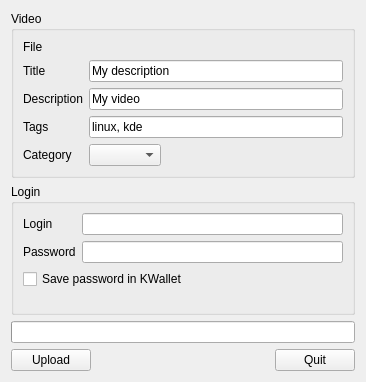
This is src/plugins/upload/youtube/ui/youtube.ui in hippich/recorditnow as Qt 5 draws it before an edit. The edited form follows.
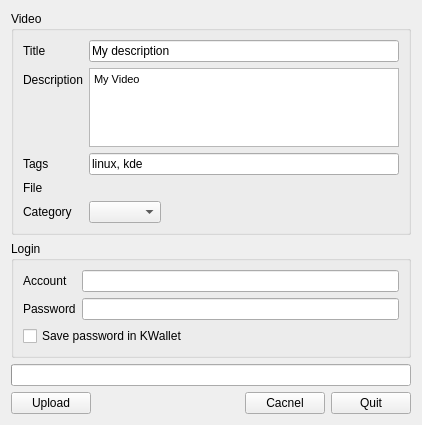
This is the edited form. Custom widgets are drawn as their Qt base class.

Commit message: finally fix that crash :) + better yt gui, but still needs some love (progress)

Diff of the .ui file:
```diff
--- a/src/plugins/upload/youtube/ui/youtube.ui
+++ b/src/plugins/upload/youtube/ui/youtube.ui
@@ -6,8 +6,8 @@
    <rect>
     <x>0</x>
     <y>0</y>
-    <width>366</width>
-    <height>382</height>
+    <width>422</width>
+    <height>425</height>
    </rect>
   </property>
   <property name="windowTitle">
@@ -25,20 +25,6 @@
         <property name="fieldGrowthPolicy">
          <enum>QFormLayout::ExpandingFieldsGrow</enum>
         </property>
-        <item row="0" column="0">
-         <widget class="QLabel" name="label_7">
-          <property name="text">
-           <string>File</string>
-          </property>
-         </widget>
-        </item>
-        <item row="0" column="1">
-         <widget class="KUrlRequester" name="fileRequester">
-          <property name="clickMessage">
-           <string notr="true"/>
-          </property>
-         </widget>
-        </item>
         <item row="1" column="0">
          <widget class="QLabel" name="label">
           <property name="text">
@@ -64,23 +50,24 @@
          </widget>
         </item>
         <item row="2" column="1">
-         <widget class="KLineEdit" name="descriptionEdit">
-          <property name="text">
-           <string>My video</string>
-          </property>
-          <property name="maxLength">
-           <number>5000</number>
+         <widget class="KTextEdit" name="descriptionEdit">
+          <property name="html">
+           <string>&lt;!DOCTYPE HTML PUBLIC &quot;-//W3C//DTD HTML 4.0//EN&quot; &quot;http://www.w3.org/TR/REC-html40/strict.dtd&quot;&gt;
+&lt;html&gt;&lt;head&gt;&lt;meta name=&quot;qrichtext&quot; content=&quot;1&quot; /&gt;&lt;style type=&quot;text/css&quot;&gt;
+p, li { white-space: pre-wrap; }
+&lt;/style&gt;&lt;/head&gt;&lt;body style=&quot; font-family:'Tahoma'; font-size:8pt; font-weight:400; font-style:normal;&quot;&gt;
+&lt;p style=&quot; margin-top:0px; margin-bottom:0px; margin-left:0px; margin-right:0px; -qt-block-indent:0; text-indent:0px;&quot;&gt;My Video&lt;/p&gt;&lt;/body&gt;&lt;/html&gt;</string>
           </property>
          </widget>
         </item>
-        <item row="3" column="0">
+        <item row="4" column="0">
          <widget class="QLabel" name="label_3">
           <property name="text">
            <string>Tags</string>
           </property>
          </widget>
         </item>
-        <item row="3" column="1">
+        <item row="4" column="1">
          <widget class="KLineEdit" name="tagsEdit">
           <property name="text">
            <string>linux, kde</string>
@@ -90,16 +77,30 @@
           </property>
          </widget>
         </item>
-        <item row="4" column="0">
+        <item row="6" column="0">
          <widget class="QLabel" name="label_4">
           <property name="text">
            <string>Category</string>
           </property>
          </widget>
         </item>
-        <item row="4" column="1">
+        <item row="6" column="1">
          <widget class="KComboBox" name="categoryCombo"/>
         </item>
+        <item row="5" column="1">
+         <widget class="KUrlRequester" name="fileRequester">
+          <property name="clickMessage">
+           <string notr="true"/>
+          </property>
+         </widget>
+        </item>
+        <item row="5" column="0">
+         <widget class="QLabel" name="label_7">
+          <property name="text">
+           <string>File</string>
+          </property>
+         </widget>
+        </item>
        </layout>
       </widget>
      </item>
@@ -109,17 +110,13 @@
         <string>Login</string>
        </property>
        <layout class="QFormLayout" name="formLayout">
+        <property name="fieldGrowthPolicy">
+         <enum>QFormLayout::ExpandingFieldsGrow</enum>
+        </property>
         <item row="0" column="0">
          <widget class="QLabel" name="label_5">
           <property name="text">
-           <string>Login</string>
-          </property>
-         </widget>
-        </item>
-        <item row="1" column="0">
-         <widget class="QLabel" name="label_6">
-          <property name="text">
-           <string>Password</string>
+           <string>Account</string>
           </property>
          </widget>
         </item>
@@ -140,6 +137,13 @@
           </property>
          </widget>
         </item>
+        <item row="1" column="0">
+         <widget class="QLabel" name="label_6">
+          <property name="text">
+           <string>Password</string>
+          </property>
+         </widget>
+        </item>
        </layout>
       </widget>
      </item>
@@ -180,6 +184,13 @@
        </property>
       </spacer>
      </item>
+     <item>
+      <widget class="KPushButton" name="cancelButton">
+       <property name="text">
+        <string>Cacnel</string>
+       </property>
+      </widget>
+     </item>
      <item>
       <widget class="QPushButton" name="quitButton">
        <property name="text">
@@ -197,6 +208,11 @@
    <extends>QFrame</extends>
    <header>kurlrequester.h</header>
   </customwidget>
+  <customwidget>
+   <class>KPushButton</class>
+   <extends>QPushButton</extends>
+   <header>kpushbutton.h</header>
+  </customwidget>
   <customwidget>
    <class>KLineEdit</class>
    <extends>QLineEdit</extends>
@@ -207,6 +223,11 @@
    <extends>QComboBox</extends>
    <header>kcombobox.h</header>
   </customwidget>
+  <customwidget>
+   <class>KTextEdit</class>
+   <extends>QTextEdit</extends>
+   <header>ktextedit.h</header>
+  </customwidget>
  </customwidgets>
  <resources/>
  <connections/>
```
The commit also changes 5 other files.
